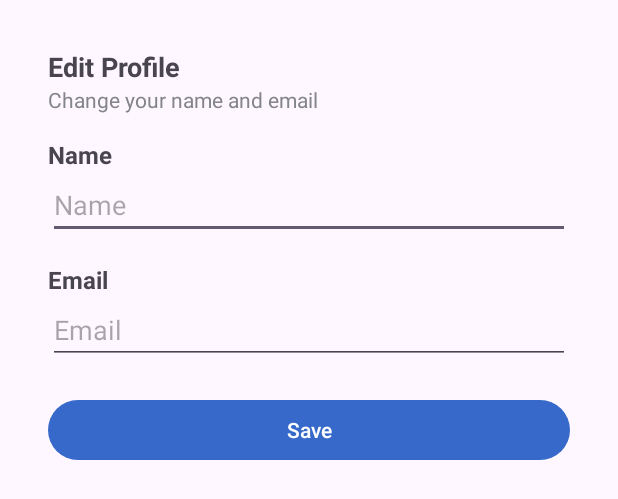
After one commit to EADClickCart/ClickCart-E-commerce, an Android app: the layout dialog_edit_profile.xml on its own in the app's theme, with its tools: preview values and no code run, on a phone screen of 412 x 824 dp. The commit adds this screen. Shown: the top 499 px of the screen. Run offline under Robolectric (Android 15) with nearby library versions, the light colour scheme and no system bars; network calls fail.

Commit message:
fix an issue in login and customer edit profile done

```diff
--- a/app/src/main/java/com/example/clickcart/AccountStatusActivity.kt
+++ b/app/src/main/java/com/example/clickcart/AccountStatusActivity.kt
@@ -18,6 +18,6 @@ class AccountStatusActivity : AppCompatActivity() {
             val intent = Intent(this@AccountStatusActivity, LoginActivity::class.java)
             startActivity(intent)
             finish() // Optional: Close the current activity so that user cannot come back here
-        }, 10000) // Delay in milliseconds (2 seconds)
+        }, 8000) // Delay in milliseconds (2 seconds)
     }
 }
--- a/app/src/main/java/com/example/clickcart/LoginActivity.kt
+++ b/app/src/main/java/com/example/clickcart/LoginActivity.kt
@@ -61,6 +61,7 @@ class LoginActivity : AppCompatActivity() {
                     response.body()?.let { loginResponse ->
                         Log.d("Token", "Token received: ${loginResponse.token}")
                         TokenManager.saveToken(loginResponse.token)
+                        TokenManager.saveIsActive(loginResponse.isActive)  // Save isActive status
 
                         val userRole = TokenManager.getUserRole()
                         val userId = TokenManager.getUserId()
--- a/app/src/main/java/com/example/clickcart/api/UserApiService.kt
+++ b/app/src/main/java/com/example/clickcart/api/UserApiService.kt
@@ -9,6 +9,7 @@ import retrofit2.Response
 import retrofit2.http.Body
 import retrofit2.http.GET
 import retrofit2.http.POST
+import retrofit2.http.PUT
 import retrofit2.http.Path
 
 
@@ -19,4 +20,7 @@ interface UserApiService {
 
     @POST("api/User/register")
     suspend fun registerUser(@Body request: RegisterRequest): Response<ResponseBody>
+
+    @PUT("api/User/{id}/update")
+    fun updateUserDetails(@Path("id") userId: String, @Body updateBody: Map<String, String>): Call<Unit>
 }
--- /dev/null
+++ b/app/src/main/res/layout/dialog_edit_profile.xml
@@ -0,0 +1,67 @@
+<!-- res/layout/dialog_edit_profile.xml -->
+<LinearLayout
+    xmlns:android="http://schemas.android.com/apk/res/android"
+    xmlns:tools="http://schemas.android.com/tools"
+    android:layout_width="match_parent"
+    android:layout_height="wrap_content"
+    android:orientation="vertical"
+    android:padding="32dp">
+
+    <TextView
+        android:layout_width="wrap_content"
+        android:layout_height="wrap_content"
+        android:text="@string/edit_profile"
+        android:textSize="18sp"
+        android:textStyle="bold" />
+
+
+    <TextView
+        android:layout_width="wrap_content"
+        android:layout_height="wrap_content"
+        android:text="@string/change_your_name_and_email"
+        android:textColor="@color/gray"
+        android:textSize="14sp" />
+
+    <TextView
+        android:layout_width="wrap_content"
+        android:layout_height="wrap_content"
+        android:text="@string/name"
+        android:textSize="16sp"
+        android:textStyle="bold"
+        android:layout_marginTop="16dp" />
+
+
+
+    <EditText
+        android:id="@+id/editTextName"
+        android:layout_width="match_parent"
+        android:layout_height="wrap_content"
+        android:autofillHints="Name"
+        android:hint="@string/name"
+        android:inputType="text" />
+
+    <TextView
+        android:layout_width="wrap_content"
+        android:layout_height="wrap_content"
+        android:text="@string/email_label"
+        android:textSize="16sp"
+        android:textStyle="bold"
+        android:layout_marginTop="16dp" />
+
+    <EditText
+        android:id="@+id/editTextEmail"
+        android:layout_width="match_parent"
+        android:layout_height="wrap_content"
+        android:autofillHints="@string/email_label"
+        android:hint="@string/email_label"
+        android:inputType="text"
+        tools:ignore="TextFields" />
+
+    <Button
+        android:id="@+id/btnSave"
+        android:layout_width="match_parent"
+        android:layout_height="wrap_content"
+        android:text="@string/save"
+        android:layout_marginTop="20dp"/>
+
+</LinearLayout>
--- a/app/src/main/res/values/strings.xml
+++ b/app/src/main/res/values/strings.xml
@@ -81,4 +81,7 @@
     <string name="see_all">See All</string>
     <string name="featured_products">Featured Products</string>
     <string name="search">Search</string>
+    <string name="edit_profile">Edit Profile</string>
+    <string name="change_your_name_and_email">Change your name and email</string>
+    <string name="save">Save</string>
 </resources>
```
Also changed, not shown: app/src/main/java/com/example/clickcart/MainActivity.kt (+23 -6 lines), app/src/main/java/com/example/clickcart/fragment/Account.kt (+60 -12 lines).
